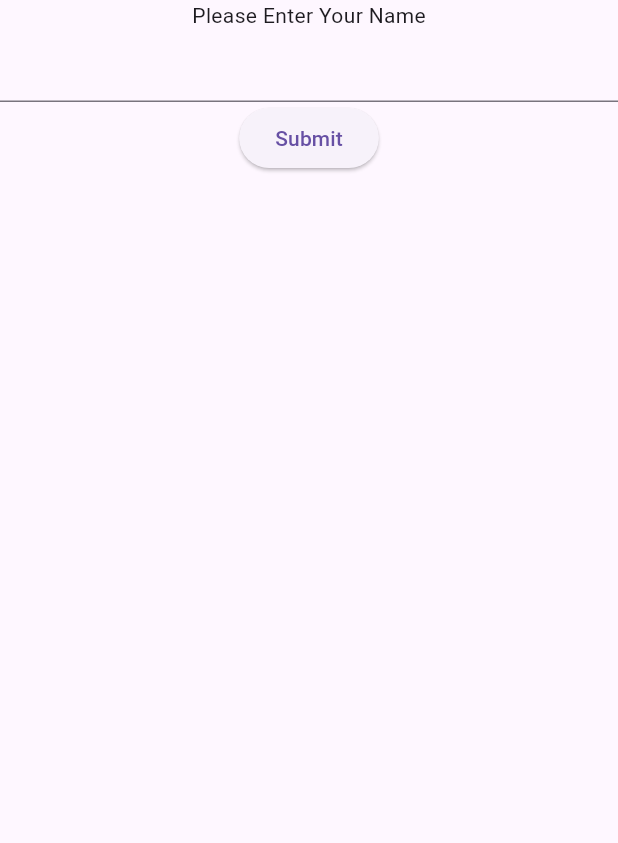
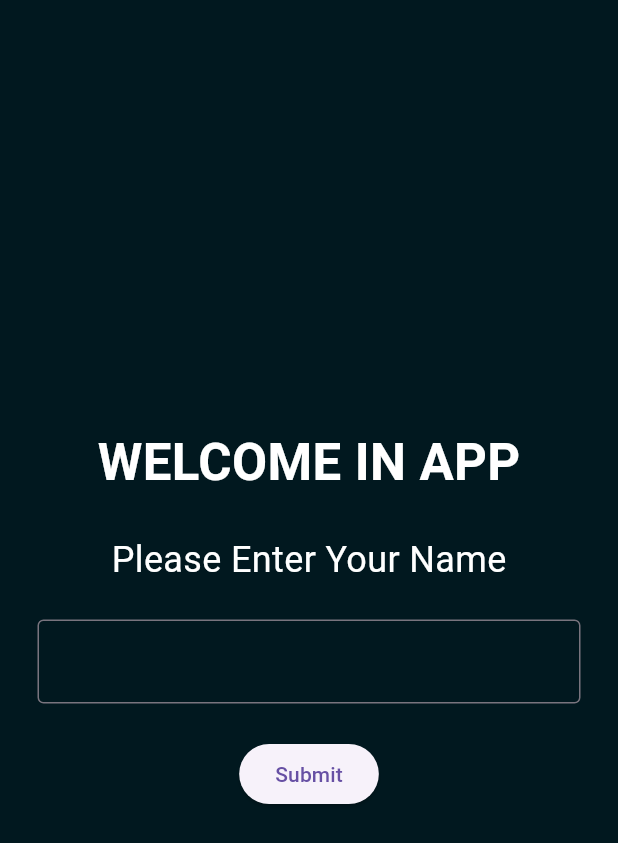
Before and after one commit to Jn-Sajol/Guessing-Number-Game, a Flutter app: the screen it shows after launch, on a phone screen of 412 x 824 dp. Shown: the top 843 px of the screen. Run offline on Flutter 3.47's test engine with Material 3 defaults, Android fonts, the phone set to English and light mode, and no system bars.

Commit message:
styling home page

```diff
--- a/lib/home_screen.dart
+++ b/lib/home_screen.dart
@@ -5,17 +5,30 @@ class HomeScreen extends StatelessWidget {
 
   @override
   Widget build(BuildContext context) {
-    return  Scaffold(
-    body: Column(
-    children: [
-    const Text('Please Enter Your Name'),
-    const TextField(),
-    ElevatedButton(
-    onPressed: (){},
-    child: const Text("Submit"),
-    )
-    ],
-    )
-    );
+    return Scaffold(
+        body: Padding(
+          padding: const EdgeInsets.symmetric(horizontal: 25),
+          child: Column(
+          mainAxisAlignment: MainAxisAlignment.center,
+            children: [
+              const Text('WELCOME IN APP',style: TextStyle(fontSize: 34,color: Colors.white,fontWeight: FontWeight.bold),),
+              const SizedBox(height: 23,),
+              const Text('Please Enter Your Name',style: TextStyle(fontSize: 24,color: Colors.white)),
+              const SizedBox(height: 23,),
+              const TextField(
+              decoration: InputDecoration(
+              border: OutlineInputBorder(
+
+              )
+              ),
+              ),
+               const SizedBox(height: 23,),
+              ElevatedButton(
+                onPressed: () {},
+                child: const Text("Submit"),
+              )
+            ],
+          ),
+        ));
   }
 }
--- a/lib/main.dart
+++ b/lib/main.dart
@@ -10,9 +10,10 @@
 
   @override
   Widget build(BuildContext context) {
-    return const MaterialApp(
+    return MaterialApp(
     debugShowCheckedModeBanner: false,
-    home: HomeScreen(),
+    theme: ThemeData(scaffoldBackgroundColor: Color.fromARGB(255, 1, 24, 31)),
+    home: const HomeScreen(),
     );
   }
 }
--- a/pubspec.yaml
+++ b/pubspec.yaml
@@ -59,8 +59,10 @@ flutter:
   uses-material-design: true
 
   # To add assets to your application, add an assets section, like this:
-  # assets:
-  #   - images/a_dot_burr.jpeg
+  assets:
+    - assets/images/welcome.jpg
+    - assets/images/lend.png
+    - assets/images/binary.jpg
   #   - images/a_dot_ham.jpeg
 
   # An image asset can refer to one or more resolution-specific "variants", see
```
Also changed, not shown: assets/images/binary.jpg (added), assets/images/lend.png (added), assets/images/welcome.jpg (added).
